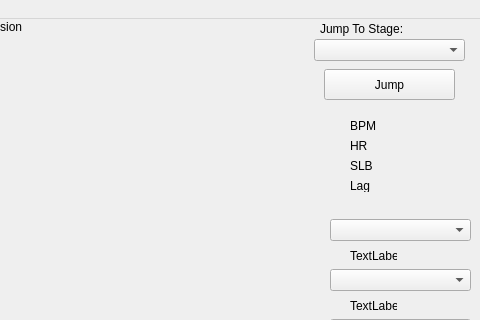
The window that PCC_client.ui (MolecularNeurobiology/LOOPER) describes before a commit, drawn with Qt 5; both pictures show x 520 to 1000 and y 0 to 320 of the 1000 by 783 pixel window.
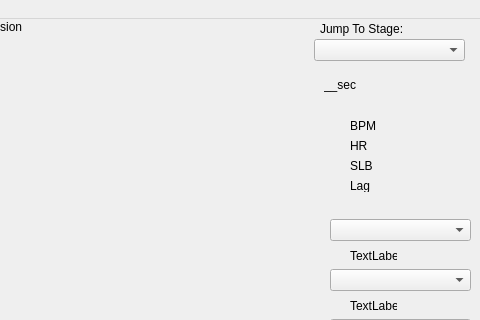
The same window after the commit.

Commit message: bugfix stage automation, added time in stage to gui

What changed in the file:
```diff
--- a/PCC_client.ui
+++ b/PCC_client.ui
@@ -222,7 +222,7 @@
      </rect>
     </property>
    </widget>
-   <widget class="QPushButton" name="pushButton_Jump_To_Stage">
+   <widget class="QLabel" name="time_in_stage">
     <property name="geometry">
      <rect>
       <x>844</x>
@@ -232,7 +232,7 @@
      </rect>
     </property>
     <property name="text">
-     <string>Jump</string>
+     <string>__sec</string>
     </property>
    </widget>
    <widget class="QPushButton" name="pushButton_Next_Stage">
```
The commit also changes 4 other files.
